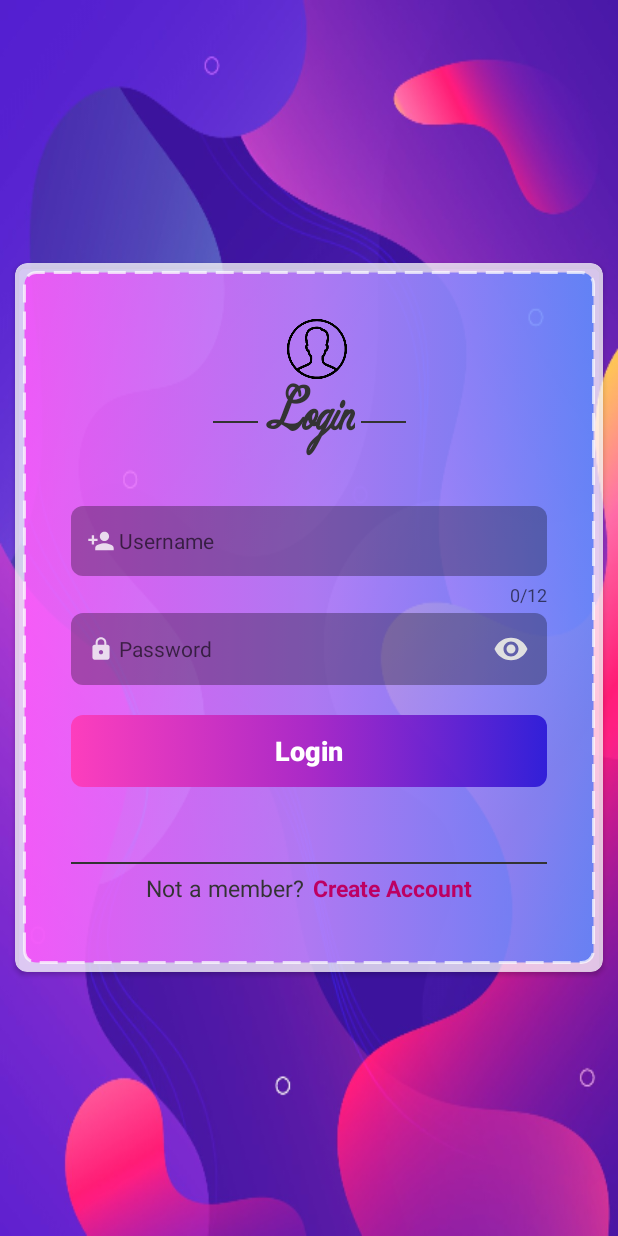
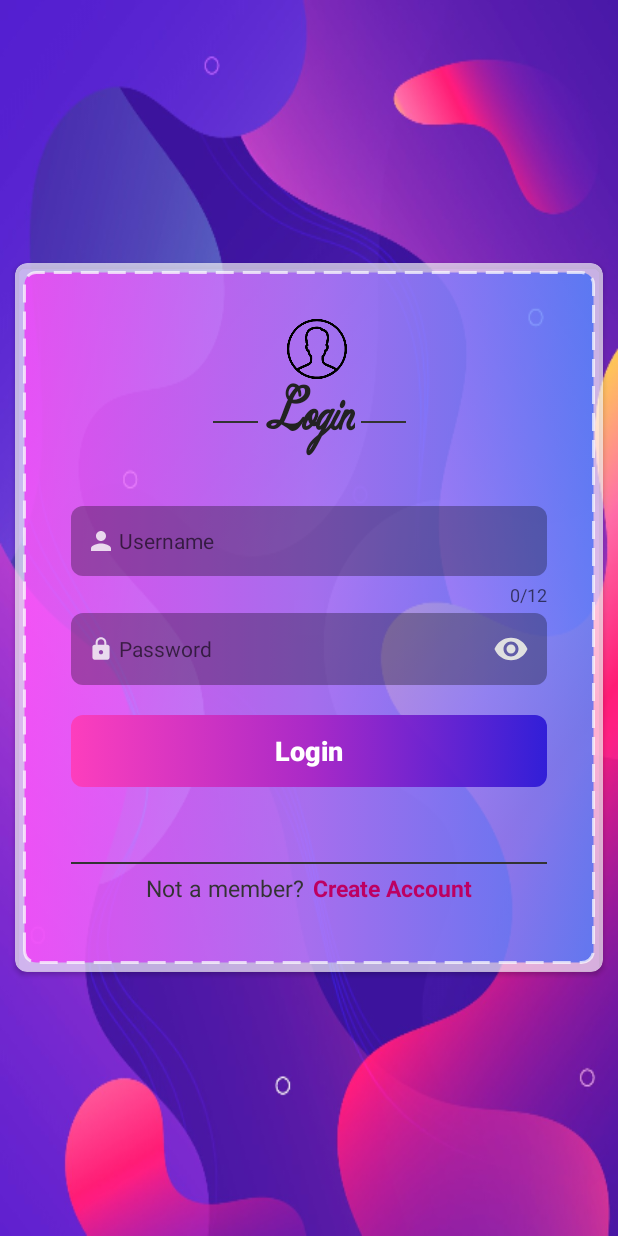
Before and after one commit to mahsashafiee/CheckList, an Android app: the screen it shows after launch (MainActivity), on a phone screen of 412 x 824 dp. Run offline under Robolectric (Android 15) with nearby library versions, the phone set to English and light mode, and no system bars.

```diff
--- a/app/src/main/res/drawable/background_even_item.xml
+++ b/app/src/main/res/drawable/background_even_item.xml
@@ -1,7 +1,7 @@
 <?xml version="1.0" encoding="utf-8"?>
 <shape xmlns:android="http://schemas.android.com/apk/res/android">
     <solid android:color="#E0F5FF"/>
-    <stroke android:width="2dip" android:color="@color/lightYellow" />
+    <stroke android:width="2dip" android:color="@color/TaskColorYellow" />
     <corners android:radius="6dip"/>
     <padding android:left="0dip" android:top="0dip" android:right="0dip" android:bottom="0dip" />
 </shape>
--- a/app/src/main/res/drawable/background_odd_item.xml
+++ b/app/src/main/res/drawable/background_odd_item.xml
@@ -1,7 +1,7 @@
 <?xml version="1.0" encoding="utf-8"?>
 <shape xmlns:android="http://schemas.android.com/apk/res/android">
-    <solid android:color="#FFF3E2"/>
-    <stroke android:width="2dip" android:color="@color/lightYellow" />
+    <solid android:color="#FFE2FA"/>
+    <stroke android:width="2dip" android:color="@color/TaskColorYellow" />
     <corners android:radius="6dip"/>
     <padding android:left="0dip" android:top="0dip" android:right="0dip" android:bottom="0dip" />
 </shape>
--- a/app/src/main/res/layout/fragment_login.xml
+++ b/app/src/main/res/layout/fragment_login.xml
@@ -15,7 +15,7 @@
         android:foregroundGravity="center"
         android:layout_gravity="center"
         android:layout_margin="10dp"
-        app:cardBackgroundColor="#BEFFFFFF"
+        app:cardBackgroundColor="#A6FFFFFF"
         app:cardCornerRadius="8dp">
 
         <androidx.constraintlayout.widget.ConstraintLayout
@@ -62,7 +62,7 @@
                 android:foregroundGravity="center"
                 android:gravity="center"
                 android:text="@string/button_login"
-                android:textColor="#333333"
+                android:textColor="#222222"
                 android:textSize="32sp"
                 android:textStyle="bold"
                 app:layout_constraintEnd_toEndOf="parent"
@@ -105,12 +105,12 @@
                     android:background="@drawable/background_edit_text"
                     android:paddingTop="11dp"
                     android:paddingBottom="11dp"
-                    android:drawableLeft="@drawable/ic_action_person_plus"
+                    android:drawableLeft="@drawable/ic_action_person"
                     android:inputType="text"
                     android:textSize="14sp"
                     android:hint="@string/username_hint"
                     android:textColor="#ffffff"
-                    android:drawableStart="@drawable/ic_action_person_plus"
+                    android:drawableStart="@drawable/ic_action_person"
                     android:paddingStart="8dp" />
 
             </com.google.android.material.textfield.TextInputLayout>
--- a/app/src/main/res/layout/fragment_sign_up.xml
+++ b/app/src/main/res/layout/fragment_sign_up.xml
@@ -14,7 +14,7 @@
             android:layout_width="match_parent"
             android:layout_height="wrap_content"
             android:layout_gravity="center"
-            app:cardBackgroundColor="#BEFFFFFF"
+            app:cardBackgroundColor="#A6FFFFFF"
             android:layout_margin="10dp"
             app:cardCornerRadius="8dp">
 
--- a/app/src/main/res/values/colors.xml
+++ b/app/src/main/res/values/colors.xml
@@ -2,7 +2,7 @@
 <resources>
     <color name="colorPrimary">#57006D</color>
     <color name="colorPrimaryDark">#2D003C</color>
-    <color name="colorAccent">#FFAA23</color>
+    <color name="colorAccent">#EC970F</color>
 
     <color name="cosmicFusionStart">#8DFF00FB</color>
     <color name="cosmicFusionMiddle">#8B953AFC</color>
```
Also changed, not shown: app/src/main/java/com/example/checklist/controller/TaskDetailFragment.java (+7 -12 lines), app/src/main/java/com/example/checklist/controller/TaskListFragment.java (+19 -3 lines), app/src/main/res/layout/fragment_task_list.xml (+21 -4 lines).
